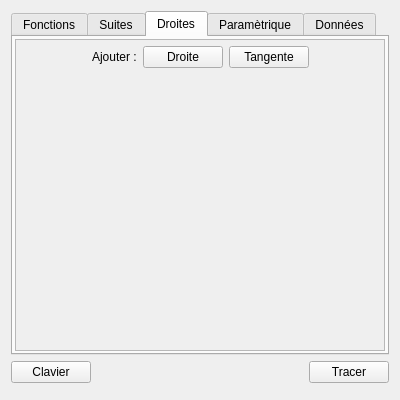
Above: Windows/fenetrefonctions.ui from AdelKS/ZeGrapher before the change. Below: the same form after it.
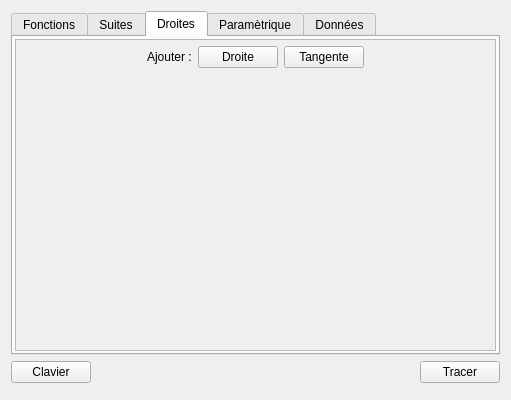
That is the form after the change. The open tabs and pages were chosen to show the change. Icons and pictures are not drawn.

The edit to the form file:
```diff
--- a/Windows/fenetrefonctions.ui
+++ b/Windows/fenetrefonctions.ui
@@ -6,7 +6,7 @@
    <rect>
     <x>0</x>
     <y>0</y>
-    <width>400</width>
+    <width>511</width>
     <height>400</height>
    </rect>
   </property>
@@ -342,7 +342,7 @@
            <rect>
             <x>0</x>
             <y>0</y>
-            <width>374</width>
+            <width>415</width>
             <height>296</height>
            </rect>
           </property>
@@ -372,7 +372,7 @@
                <rect>
                 <x>0</x>
                 <y>0</y>
-                <width>372</width>
+                <width>413</width>
                 <height>294</height>
                </rect>
               </property>
```
Left out of the diff: 8 changed lines with no effect on the pictures.
